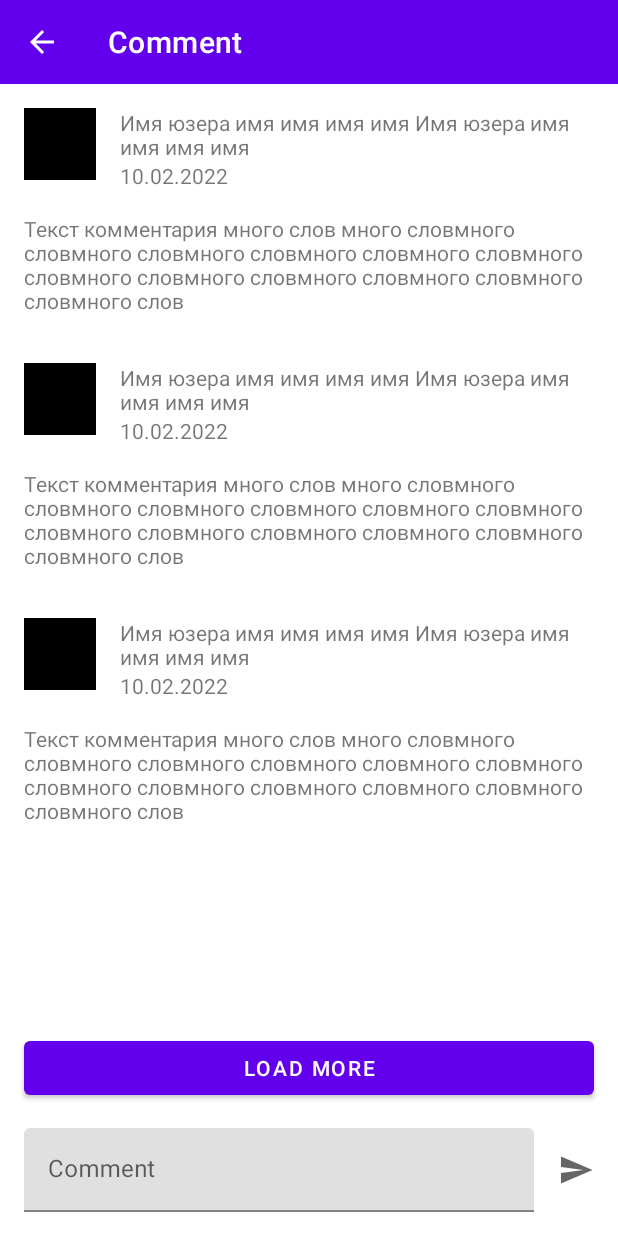
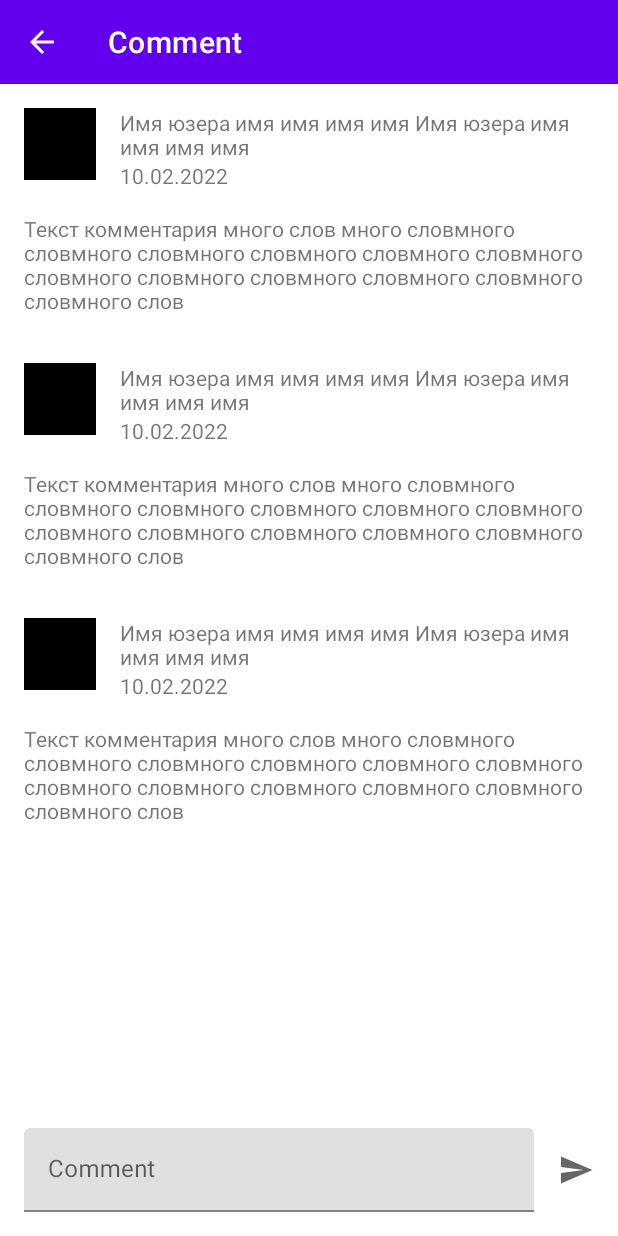
Before and after one commit to Farmer753/itNews, an Android app: the layout fragment_comment.xml on its own in the app's theme, with its tools: preview values and no code run, on a phone screen of 412 x 824 dp. Run offline under Robolectric (Android 15) with nearby library versions, the phone set to English and light mode, and no system bars.

Commit message:
click ArticleList

```diff
--- a/app/src/main/java/ru/dpwg/itnews/mvp/presenter/CommentPresenter.java
+++ b/app/src/main/java/ru/dpwg/itnews/mvp/presenter/CommentPresenter.java
@@ -95,7 +95,7 @@ public class CommentPresenter extends MvpPresenter<CommentView> {
                 .subscribeOn(Schedulers.io())
                 .observeOn(AndroidSchedulers.mainThread())
                 .doOnSubscribe(disposable -> {
-                    getViewState().enableButtonLoadMore(false);
+                    getViewState().enableScrollListener(false);
                     getViewState().enableSwipeRefreshLayout(false);
                     getViewState().showButtonRetry(false);
                     if (offset != 0) {
@@ -107,7 +107,7 @@ public class CommentPresenter extends MvpPresenter<CommentView> {
                 .doOnEvent((tokenResponse, throwable) -> {
                     getViewState().showProgress(false);
                     getViewState().showSwipeRefreshLayout(false);
-                    getViewState().enableButtonLoadMore(true);
+                    getViewState().enableScrollListener(true);
                     getViewState().enableSwipeRefreshLayout(true);
                 })
                 .subscribe(
--- a/app/src/main/java/ru/dpwg/itnews/mvp/view/CommentView.java
+++ b/app/src/main/java/ru/dpwg/itnews/mvp/view/CommentView.java
@@ -31,7 +31,7 @@ public interface CommentView extends MvpView{
     void enableSwipeRefreshLayout(boolean enable);
 
     @AddToEndSingle
-    void enableButtonLoadMore(boolean enable);
+    void enableScrollListener(boolean enable);
 
     @AddToEndSingle
     void showButtonRetry(boolean show);
--- a/app/src/main/java/ru/dpwg/itnews/ui/ArticleListFragment.java
+++ b/app/src/main/java/ru/dpwg/itnews/ui/ArticleListFragment.java
@@ -71,7 +71,7 @@ public class ArticleListFragment extends MvpAppCompatFragment implements Article
         buttonRetry = view.findViewById(R.id.buttonRetry);
         buttonRetry.setOnClickListener(v -> presenter.loadArticles(0));
         recyclerView = view.findViewById(R.id.recyclerView);
-        adapter = new ArticlesAdapter();
+        adapter = new ArticlesAdapter(article -> presenter.articleClick(article.id));
         recyclerView.setAdapter(adapter);
         recyclerView.setLayoutManager(new LinearLayoutManager(getContext()));
         toolbar = view.findViewById(R.id.toolbar);
--- a/app/src/main/res/layout/fragment_comment.xml
+++ b/app/src/main/res/layout/fragment_comment.xml
@@ -22,7 +22,8 @@
         android:id="@+id/swiperefreshlayout"
         android:layout_width="match_parent"
         android:layout_height="0dp"
-        app:layout_constraintBottom_toTopOf="@+id/buttonLoadMore"
+        android:layout_marginBottom="16dp"
+        app:layout_constraintBottom_toTopOf="@+id/commentInput"
         app:layout_constraintEnd_toEndOf="parent"
         app:layout_constraintStart_toStartOf="parent"
         app:layout_constraintTop_toBottomOf="@id/toolbar">
@@ -39,7 +40,6 @@
         android:layout_width="0dp"
         android:layout_height="wrap_content"
         android:layout_marginStart="16dp"
-        android:layout_marginTop="16dp"
         android:layout_marginBottom="16dp"
         android:hint="@string/comment"
         app:layout_constraintBottom_toBottomOf="parent"
@@ -76,16 +76,6 @@
         />
 
     <com.google.android.material.button.MaterialButton
-        android:id="@+id/buttonLoadMore"
-        android:layout_width="0dp"
-        android:layout_height="wrap_content"
-        android:layout_margin="16dp"
-        android:text="@string/load_more"
-        app:layout_constraintBottom_toTopOf="@+id/commentInput"
-        app:layout_constraintEnd_toEndOf="parent"
-        app:layout_constraintStart_toStartOf="parent" />
-
-    <com.google.android.material.button.MaterialButton
         android:layout_width="match_parent"
         android:layout_height="wrap_content"
         app:layout_constraintBottom_toBottomOf="parent"
--- a/app/src/main/res/layout/list_item_article.xml
+++ b/app/src/main/res/layout/list_item_article.xml
@@ -4,6 +4,7 @@
     android:layout_height="wrap_content"
     xmlns:app="http://schemas.android.com/apk/res-auto"
     xmlns:tools="http://schemas.android.com/tools"
+    android:background="?selectableItemBackground"
     android:padding="16dp">
 
     <ImageView
```
Also changed, not shown: app/src/main/java/ru/dpwg/itnews/ui/ArticlesAdapter.java (+11 -1 lines), app/src/main/java/ru/dpwg/itnews/ui/CommentFragment.java (+14 -3 lines), app/src/main/res/layout/fragment_article_list.xml (+9 -13 lines).
